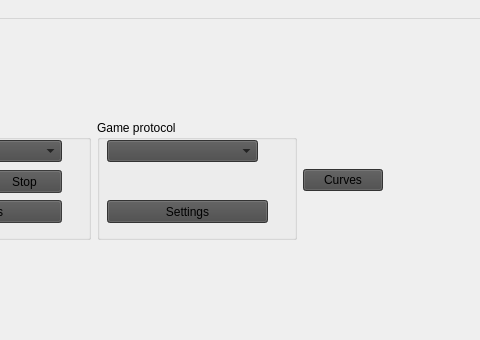
First picture: the form in FaceTrackNoIR/FaceTrackNoIR.ui, repository aavendan/facetracknoir, before the edit; both pictures show x 370 to 850 and y 0 to 340 of the 970 by 521 pixel window.
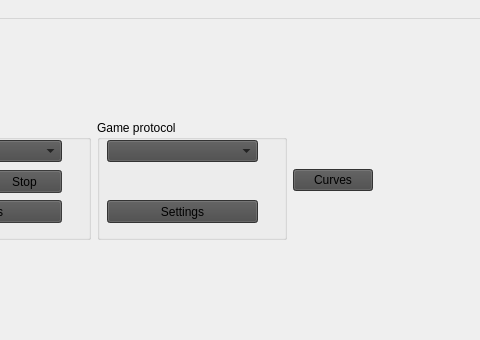
Second picture: the form after the edit. Icons and pictures are not drawn.

Patch:
```diff
--- a/FaceTrackNoIR/FaceTrackNoIR.ui
+++ b/FaceTrackNoIR/FaceTrackNoIR.ui
@@ -892,7 +892,7 @@
             <widget class="QGroupBox" name="groupGameProtocol">
              <property name="minimumSize">
               <size>
-               <width>200</width>
+               <width>190</width>
                <height>100</height>
               </size>
              </property>
@@ -929,7 +929,7 @@
                <rect>
                 <x>10</x>
                 <y>80</y>
-                <width>161</width>
+                <width>151</width>
                 <height>23</height>
                </rect>
               </property>
```
